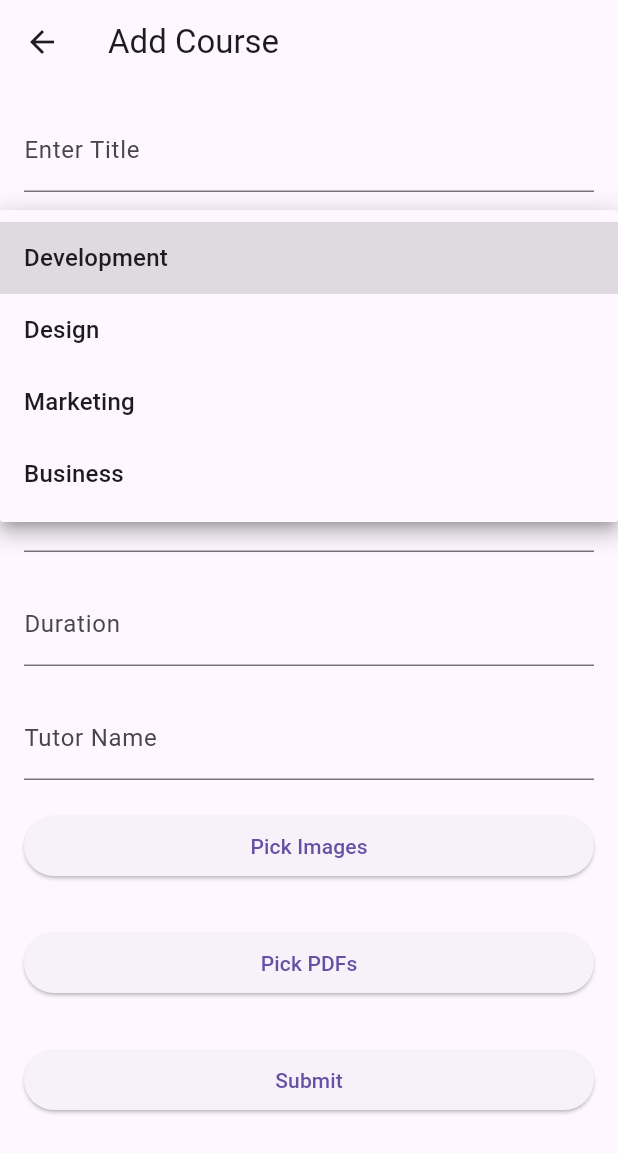
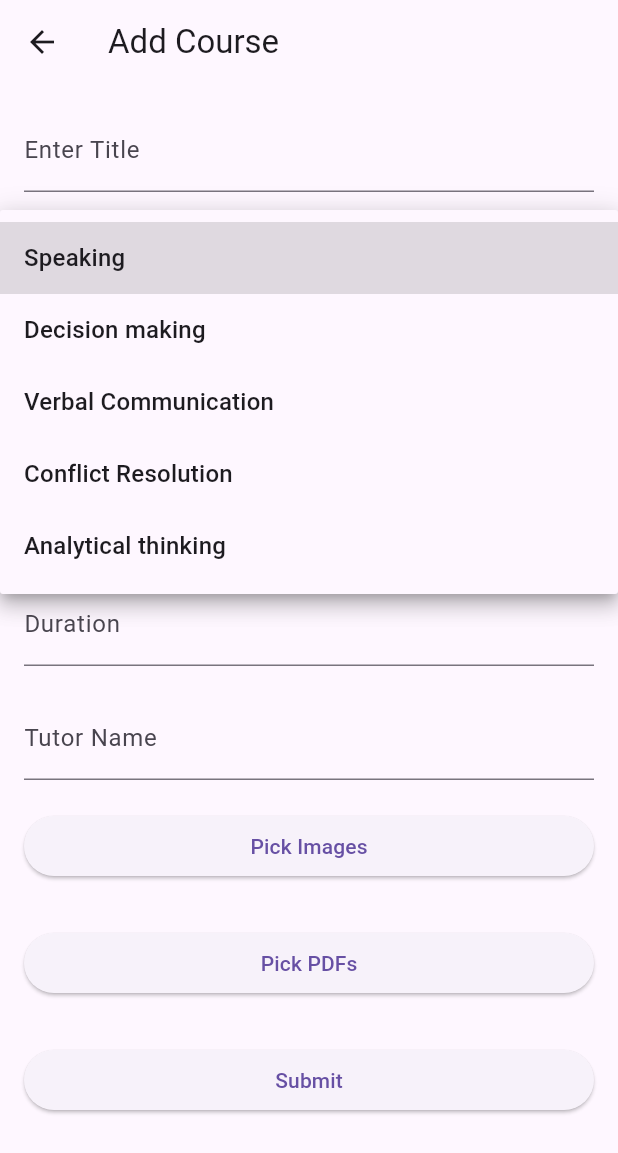
Before and after one commit to danuka-nalidu/soft_skill-app, a Flutter app: the AddCourseScreen screen opened directly, after a tap on "Select Category", on a phone screen of 412 x 824 dp. Shown: the top 1153 px of the screen. Run offline on Flutter 3.47's test engine with Material 3 defaults, Android fonts, the phone set to English and light mode, and no system bars; our stand-ins replace cloud_firestore, file_picker, firebase_auth, firebase_core, firebase_storage, fluttertoast and 5 more; missing offline and left inert: comment_box, flutter_pdfview; accounts and stored records are empty; network calls fail.

Commit message:
Refactor add_course_screen.dart to update course categories

```diff
--- a/lib/screens/admin/add_course_screen.dart
+++ b/lib/screens/admin/add_course_screen.dart
@@ -23,7 +23,7 @@ class _AddCourseScreenState extends State<AddCourseScreen> {
   final _durationController = TextEditingController();
   final _tutorController = TextEditingController();
   String? _selectedCategory;
-  final _categories = ['Development', 'Design', 'Marketing', 'Business'];
+  final _categories = ['Speaking', 'Decision making', 'Verbal Communication', 'Conflict Resolution', 'Analytical thinking'];
   List<File> _selectedImages = [];  // To store selected images
   List<File> _selectedDocs = [];    // To store selected documents
   bool _isLoading = false;
```
